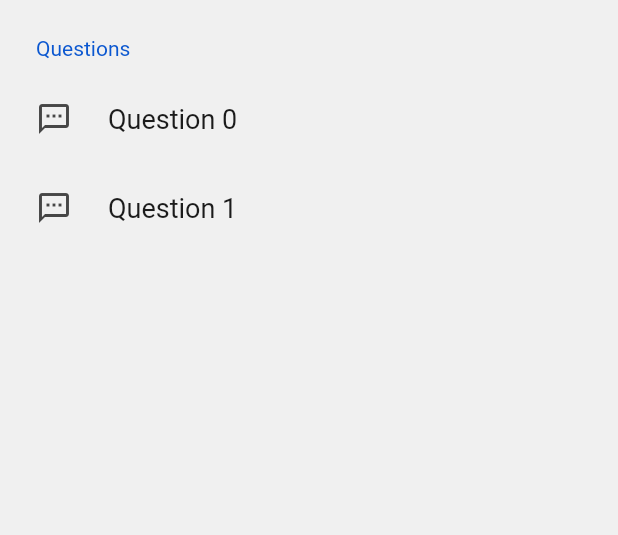
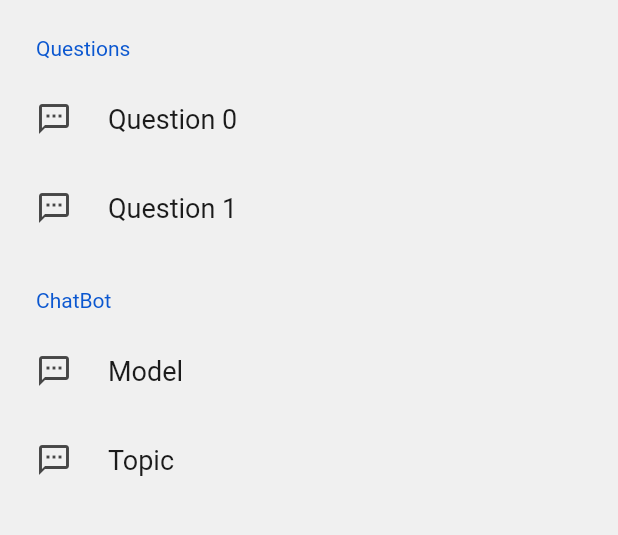
Before and after one commit to kanataidarov/teams_automator_frontend, a Flutter app: the SettingsPage screen opened by its route, on a phone screen of 412 x 824 dp, the part 84-619 px from its top. Run offline on Flutter 3.47's test engine with Material 3 defaults, Android fonts, the phone set to English and light mode, and no system bars; drawn by our look-alikes of settings_ui; our stand-ins replace avatar_glow, fixnum, logger; missing offline and left inert: grpc, protobuf, record.

Commit message:
settings.ChatBot section added

```diff
--- a/lib/screen/settings.dart
+++ b/lib/screen/settings.dart
@@ -4,6 +4,8 @@ import 'package:flutter/material.dart';
 import 'package:interview_automator_frontend/widget/textitem_modal.dart';
 import 'package:provider/provider.dart';
 import 'package:settings_ui/settings_ui.dart';
+
+import '../widget/text_modal.dart';
 
 class SettingsPage extends StatefulWidget {
   const SettingsPage({super.key});
@@ -37,8 +39,30 @@ class _SettingsPageState extends State<SettingsPage> {
     }
 
     return SettingsList(sections: [
-      SettingsSection(title: const Text('Questions'), tiles: tiles)
+      SettingsSection(title: const Text('Questions'), tiles: tiles),
+      SettingsSection(title: const Text('ChatBot'), tiles: [
+        textModal(ctx, data.getTopic, data.setTopic, 'Model'),
+        textModal(ctx, data.getModel, data.setModel, 'Topic')
+      ])
     ]);
+  }
+
+  SettingsTile textModal(BuildContext ctx, Function getSetting,
+      Function setSetting, String settingName) {
+    return SettingsTile.navigation(
+        title: Text(settingName),
+        leading: const Icon(Icons.textsms_outlined),
+        onPressed: (BuildContext ctx) {
+          showDialog<String>(
+              context: ctx,
+              builder: (BuildContext ctx) => TextModal(
+                  getSetting: getSetting,
+                  settingName: settingName)).then((val) {
+            if (null != val) {
+              setSetting(val);
+            }
+          });
+        });
   }
 
   SettingsTile textItemModal(
```
